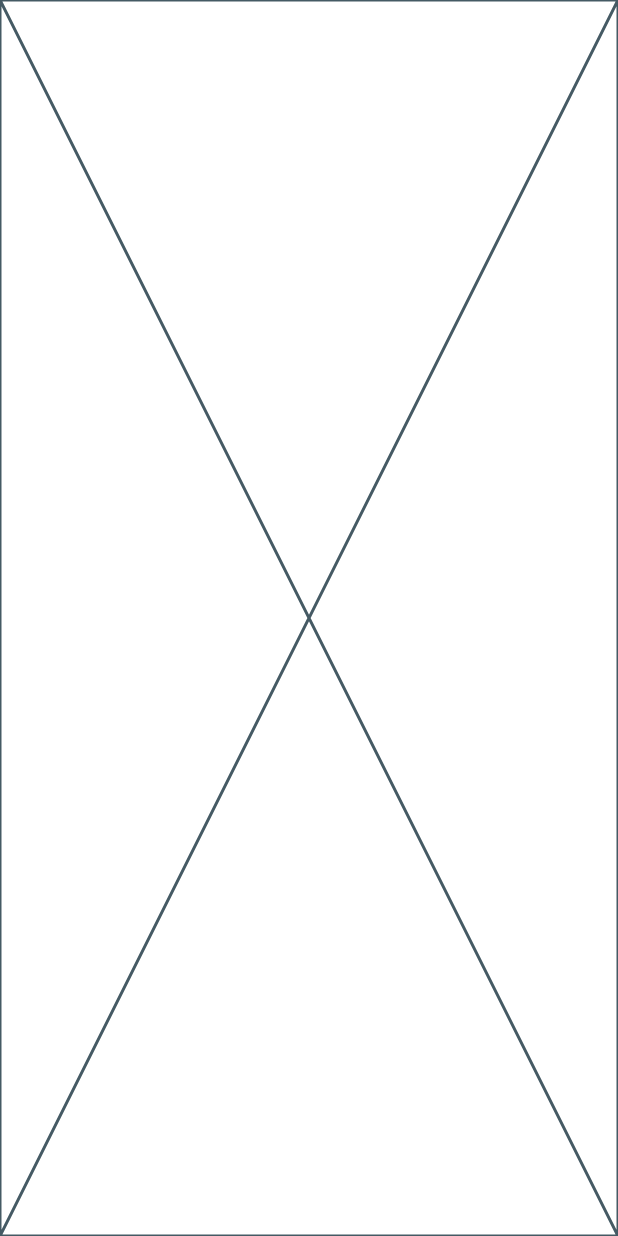
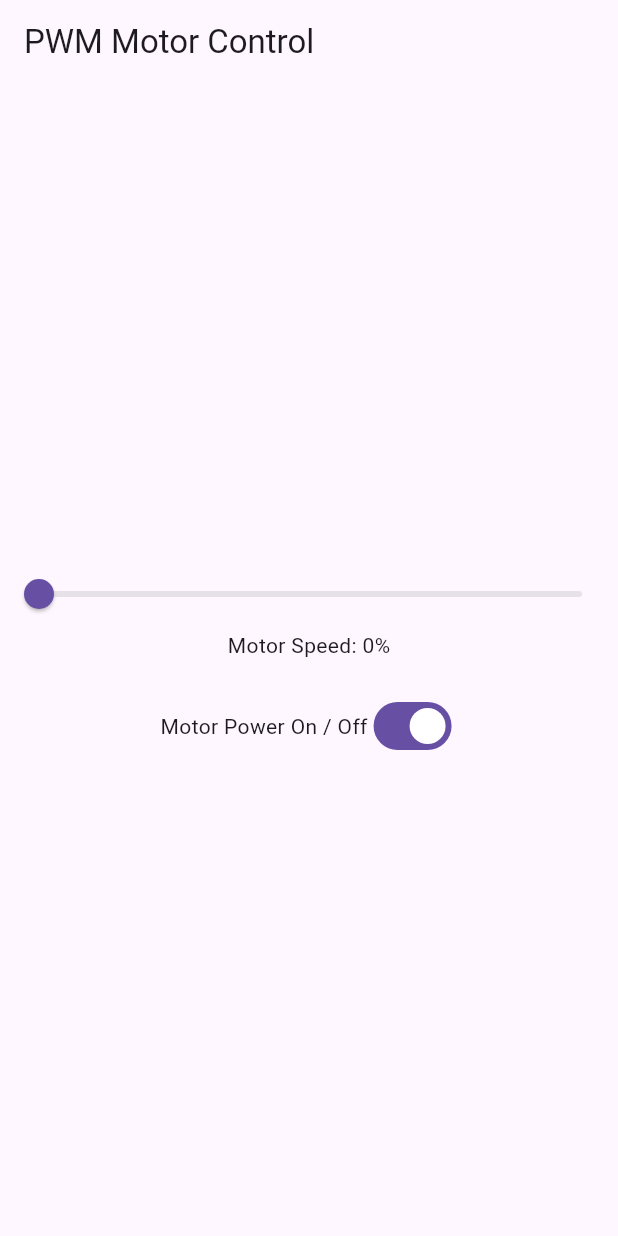
Before and after one commit to AllyTechEngineering/pwm_motor_control, a Flutter app: the screen it shows after launch, on a phone screen of 412 x 824 dp. Run offline on Flutter 3.47's test engine with Material 3 defaults, Android fonts, the phone set to English and light mode, and no system bars; our stand-ins replace bloc, equatable, flutter_bloc; missing offline and left inert: dart_periphery.

Commit message:
Added  pwm slider and on/off switch: tested ok

```diff
--- a/lib/bloc/pwm_motor_cubit/pwm_motor_cubit.dart
+++ b/lib/bloc/pwm_motor_cubit/pwm_motor_cubit.dart
@@ -1,13 +1,18 @@
 import 'package:bloc/bloc.dart';
+import 'package:equatable/equatable.dart';
 import 'package:pwm_motor_control/services/pwm_motor_service.dart';
-import 'pwm_motor_state.dart';
+
+part 'pwm_motor_state.dart';
+
 class PwmMotorCubit extends Cubit<PwmMotorState> {
- final PwmMotorService pwmMotorService;
+  final PwmMotorService pwmMotorService;
 
-  PwmMotorCubit(this.pwmMotorService) : super(PwmMotorInitial());
+  PwmMotorCubit(this.pwmMotorService) : super(const PwmMotorState()){
+    pwmMotorService.initializePwmMotorService();
+  }
 
-  void updateDutyCycle(int dutyCycle) {
-    pwmMotorService.updatePwmDutyCycle(dutyCycle);
-    emit(PwmMotorUpdated(dutyCycle));
+  void updateMotorSpeed(int speed) {
+    emit(state.copyWith(motorSpeed: speed));
+    pwmMotorService.updatePwmDutyCycle(speed);
   }
 }
--- a/lib/bloc/pwm_motor_cubit/pwm_motor_state.dart
+++ b/lib/bloc/pwm_motor_cubit/pwm_motor_state.dart
@@ -1,24 +1,19 @@
-import 'package:equatable/equatable.dart';
+part of 'pwm_motor_cubit.dart';
 
-abstract class PwmMotorState extends Equatable {
-  @override
-  List<Object> get props => [];
-}
+class PwmMotorState extends Equatable {
+  final int motorSpeed;
 
-class PwmMotorInitial extends PwmMotorState {}
+  const PwmMotorState({this.motorSpeed = 0});
 
-class PwmMotorUpdated extends PwmMotorState {
-  final int dutyCycle;
-
-  PwmMotorUpdated(this.dutyCycle);
-
-  @override
-  List<Object> get props => [dutyCycle];
-
-  PwmMotorUpdated copyWith({int? dutyCycle}) {
-    return PwmMotorUpdated(dutyCycle ?? this.dutyCycle);
+  PwmMotorState copyWith({int? motorSpeed}) {
+    return PwmMotorState(
+      motorSpeed: motorSpeed ?? this.motorSpeed,
+    );
   }
 
   @override
-  String toString() => 'PwmMotorUpdated(dutyCycle: $dutyCycle)';
+  List<Object> get props => [motorSpeed];
+
+  @override
+  String toString() => 'PwmMotorState(motorSpeed: $motorSpeed)';
 }
--- /dev/null
+++ b/lib/bloc/pwm_motor_on_off_cubit/pwm_motor_on_off_cubit.dart
@@ -0,0 +1,14 @@
+import 'package:bloc/bloc.dart';
+import 'package:pwm_motor_control/services/pwm_motor_service.dart';
+import 'pwm_motor_on_off_state.dart';
+
+class PwmMotorOnOffCubit extends Cubit<PwmMotorOnOffState> {
+  final PwmMotorService pwmMotorService;
+
+  PwmMotorOnOffCubit(this.pwmMotorService) : super(const PwmMotorOnOffState());
+
+  void toggleMotorPower() {
+    pwmMotorService.pwmMotorServiceSystemOnOff();
+    emit(state.copyWith(isOn: !state.isOn));
+  }
+}
--- /dev/null
+++ b/lib/bloc/pwm_motor_on_off_cubit/pwm_motor_on_off_state.dart
@@ -0,0 +1,19 @@
+import 'package:equatable/equatable.dart';
+
+class PwmMotorOnOffState extends Equatable {
+  final bool isOn;
+
+  const PwmMotorOnOffState({this.isOn = true});
+
+  PwmMotorOnOffState copyWith({bool? isOn}) {
+    return PwmMotorOnOffState(
+      isOn: isOn ?? this.isOn,
+    );
+  }
+
+  @override
+  List<Object> get props => [isOn];
+
+  @override
+  String toString() => 'PwmMotorOnOffState(isOn: $isOn)';
+}
--- a/lib/main.dart
+++ b/lib/main.dart
@@ -1,22 +1,33 @@
 import 'package:flutter/material.dart';
+import 'package:flutter_bloc/flutter_bloc.dart';
+import 'package:pwm_motor_control/bloc/pwm_motor_cubit/pwm_motor_cubit.dart';
+import 'package:pwm_motor_control/bloc/pwm_motor_on_off_cubit/pwm_motor_on_off_cubit.dart';
+import 'package:pwm_motor_control/services/pwm_motor_service.dart';
 import 'package:pwm_motor_control/screens/home_screen.dart';
 
 void main() {
-  runApp(const MyApp());
+  final pwmMotorService = PwmMotorService();
+
+  runApp(
+    MultiBlocProvider(
+      providers: [
+        BlocProvider(create: (context) => PwmMotorCubit(pwmMotorService)),
+        BlocProvider(create: (context) => PwmMotorOnOffCubit(pwmMotorService)),
+      ],
+      child: const MyApp(),
+    ),
+  );
 }
 
 class MyApp extends StatelessWidget {
   const MyApp({super.key});
 
-
   @override
   Widget build(BuildContext context) {
     return MaterialApp(
       debugShowCheckedModeBanner: false,
-      title: 'Pwm Motor Control',
-      theme: ThemeData(
-        colorScheme: ColorScheme.fromSeed(seedColor: Colors.deepPurple),
-      ),
+      title: 'PWM Motor Control',
+      theme: ThemeData(primarySwatch: Colors.blue),
       home: const HomeScreen(),
     );
   }
--- a/lib/screens/home_screen.dart
+++ b/lib/screens/home_screen.dart
@@ -1,9 +1,29 @@
 import 'package:flutter/material.dart';
+import 'package:flutter_bloc/flutter_bloc.dart';
+import 'package:pwm_motor_control/bloc/pwm_motor_cubit/pwm_motor_cubit.dart';
+import 'package:pwm_motor_control/services/pwm_motor_service.dart';
+import 'package:pwm_motor_control/widgets/pwm_motor_speed_slider.dart';
+import 'package:pwm_motor_control/widgets/pwm_motor_toggle_switch.dart';
+
 class HomeScreen extends StatelessWidget {
   const HomeScreen({super.key});
 
   @override
   Widget build(BuildContext context) {
-    return const Placeholder();
+    return BlocProvider(
+      create: (context) => PwmMotorCubit(PwmMotorService()),
+      child: Scaffold(
+        appBar: AppBar(title: const Text('PWM Motor Control')),
+        body: Column(
+          crossAxisAlignment: CrossAxisAlignment.center,
+          mainAxisAlignment: MainAxisAlignment.center,
+          children: [
+            PwmMotorSpeedSlider(),
+            SizedBox(height: 20),
+            PwmMotorToggleSwitch(),
+          ],
+        ),
+      ),
+    );
   }
 }
--- /dev/null
+++ b/lib/widgets/pwm_motor_speed_slider.dart
@@ -0,0 +1,30 @@
+import 'package:flutter/material.dart';
+import 'package:flutter_bloc/flutter_bloc.dart';
+import 'package:pwm_motor_control/bloc/pwm_motor_cubit/pwm_motor_cubit.dart';
+
+class PwmMotorSpeedSlider extends StatelessWidget {
+  const PwmMotorSpeedSlider({super.key});
+
+  @override
+  Widget build(BuildContext context) {
+    return BlocBuilder<PwmMotorCubit, PwmMotorState>(
+      builder: (context, state) {
+        return Column(
+          children: [
+            Slider(
+              value: state.motorSpeed.toDouble(),
+              min: 0,
+              max: 100,
+              divisions: 100,
+              label: 'Motor Dutycycle: ${state.motorSpeed}%',
+              onChanged: (value) {
+                context.read<PwmMotorCubit>().updateMotorSpeed(value.toInt());
+              },
+            ),
+            Text('Motor Speed: ${state.motorSpeed}%'),
+          ],
+        );
+      },
+    );
+  }
+}
--- /dev/null
+++ b/lib/widgets/pwm_motor_toggle_switch.dart
@@ -0,0 +1,28 @@
+import 'package:flutter/material.dart';
+import 'package:flutter_bloc/flutter_bloc.dart';
+import 'package:pwm_motor_control/bloc/pwm_motor_on_off_cubit/pwm_motor_on_off_cubit.dart';
+import 'package:pwm_motor_control/bloc/pwm_motor_on_off_cubit/pwm_motor_on_off_state.dart';
+
+class PwmMotorToggleSwitch extends StatelessWidget {
+  const PwmMotorToggleSwitch({super.key});
+
+  @override
+  Widget build(BuildContext context) {
+    return BlocBuilder<PwmMotorOnOffCubit, PwmMotorOnOffState>(
+      builder: (context, state) {
+        return Row(
+          mainAxisAlignment: MainAxisAlignment.center,
+          children: [
+            const Text('Motor Power On / Off'),
+            Switch(
+              value: state.isOn,
+              onChanged: (value) {
+                context.read<PwmMotorOnOffCubit>().toggleMotorPower();
+              },
+            ),
+          ],
+        );
+      },
+    );
+  }
+}
```
Also changed, not shown: lib/services/pwm_motor_service.dart (+24 -24 lines).
